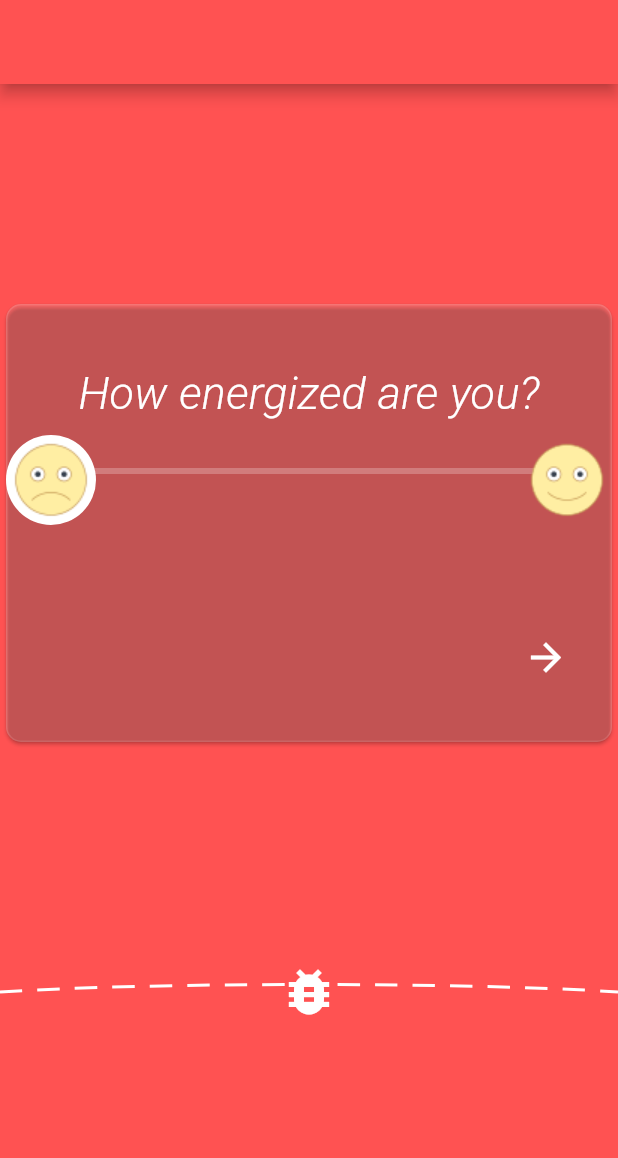
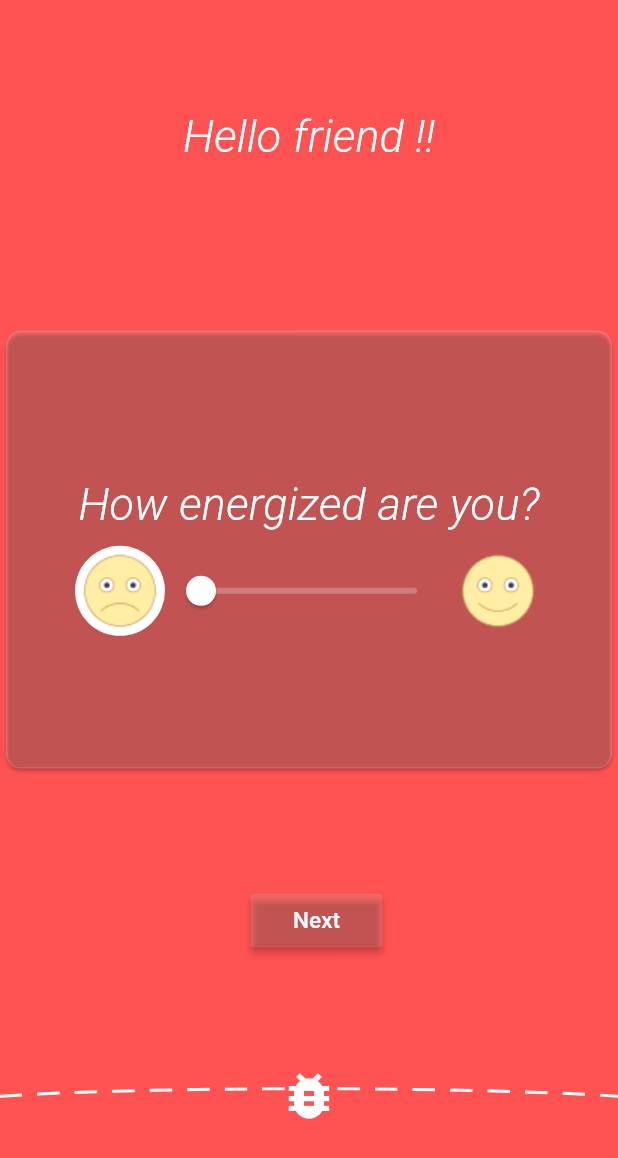
Before and after one commit to prabithasujith/MyBug, a Flutter app: the screen it shows after launch, on a phone screen of 412 x 824 dp. Shown: the top 1158 px of the screen. Run offline on Flutter 3.47's test engine with Material 2 defaults, Android fonts, the phone set to English and light mode, and no system bars; our stand-ins replace path_drawing.

Commit message:
Segregation into folders

```diff
--- a/mybug/lib/home_page_scale.dart
+++ /dev/null
@@ -1,180 +0,0 @@
-import 'package:flutter/material.dart';
-import 'package:mybug/idea_model.dart';
-import 'package:mybug/mood_selection.dart';
-import 'package:mybug/widgets/curvePainter.dart';
-
-class HomePageScale extends StatefulWidget {
-  @override
-  _HomePageScaleState createState() => _HomePageScaleState();
-}
-
-class _HomePageScaleState extends State<HomePageScale> {
-  static const String route = '\homePageScale';
-  double _isEnergized = 0.0;
-  double _isPleasant = 0.0;
-  bool _isFirstQuestion = true;
-  @override
-  Widget build(BuildContext context) {
-    return Scaffold(
-      appBar: AppBar(
-        backgroundColor: Colors.redAccent,
-      ),
-      backgroundColor: Colors.redAccent,
-      body: Column(
-        mainAxisAlignment: MainAxisAlignment.spaceEvenly,
-        children: <Widget>[
-          Center(
-            child: Container(
-              height: 300,
-              child: Card(
-                color: Colors.white12,
-                shape: RoundedRectangleBorder(
-                  side: BorderSide(color: Colors.white10, width: 1),
-                  borderRadius: BorderRadius.all(Radius.circular(10)),
-                ),
-                child: Column(
-                  mainAxisAlignment: MainAxisAlignment.spaceAround,
-                  children: <Widget>[
-                    Column(
-                      children: <Widget>[
-                        Container(
-                            margin: EdgeInsets.fromLTRB(0.0, 10, 0.0, 10.0),
-                            child: Text(
-                              _isFirstQuestion
-                                  ? 'How energized are you?'
-                                  : 'How pleasant are you?',
-                              style: Theme.of(context).textTheme.caption,
-                            )),
-                        Stack(
-                          children: <Widget>[
-                            Slider(
-                              value:
-                                  _isFirstQuestion ? _isEnergized : _isPleasant,
-                              onChanged: (value) {
-                                if (_isFirstQuestion)
-                                  _isEnergized = value;
-                                else
-                                  _isPleasant = value;
-                                setState(() {});
-                              },
-                              min: 0.0,
-                              max: 100,
-                              activeColor: Colors.white,
-                              inactiveColor: Colors.white24,
-                            ),
-                            Align(
-                              alignment: Alignment.centerLeft,
-                              child: CircleAvatar(
-                                backgroundColor: !((_isFirstQuestion)
-                                        ? _isEnergized < 50.0
-                                        : _isPleasant < 50.0)
-                                    ? Colors.transparent
-                                    : Colors.white,
-                                radius: 30,
-                                child: Image.asset(
-                                  'images/sad.png',
-                                  colorBlendMode: BlendMode.darken,
-                                ),
-                              ),
-                            ),
-                            Align(
-                                alignment: Alignment.centerRight,
-                                child: CircleAvatar(
-                                    backgroundColor: !((_isFirstQuestion)
-                                            ? _isEnergized > 50.0
-                                            : _isPleasant > 50.0)
-                                        ? Colors.transparent
-                                        : Colors.white,
-                                    radius: 30,
-                                    child: Image.asset('images/happy.png')))
-                          ],
-                        ),
-                      ],
-                    ),
-                    Align(
-                      alignment: Alignment.bottomCenter,
-                      child: Row(
-                        mainAxisAlignment: MainAxisAlignment.spaceBetween,
-                        crossAxisAlignment: CrossAxisAlignment.end,
-                        children: <Widget>[
-                          _isFirstQuestion
-                              ? SizedBox()
-                              : FlatButton(
-                                  onPressed: () {
-                                    _isFirstQuestion = true;
-                                    setState(() {});
-                                  },
-                                  splashColor: Colors.white,
-                                  child: Icon(
-                                    Icons.arrow_back,
-                                    color: Colors.white,
-                                    size: 30,
-                                  )),
-                          FlatButton(
-                              onPressed: () {
-                                if (_isFirstQuestion) {
-                                  _isFirstQuestion = false;
-                                  _isPleasant = 0.0;
-                                  setState(() {});
-                                } else {
-                                  if (_isEnergized < 50.0)
-                                    IdeasModel.energyLevel = EnergyScale.DULL;
-                                  else
-                                    IdeasModel.energyLevel =
-                                        EnergyScale.ENERGIZED;
-
-                                  if (_isPleasant < 50.0)
-                                    IdeasModel.pleasantLevel =
-                                        EnergyScale.UNPLEASANT;
-                                  else
-                                    IdeasModel.pleasantLevel =
-                                        EnergyScale.PLEASANT;
-
-                                  IdeasModel.generateUserEmotionList();
-                                  Navigator.of(context)
-                                      .pushNamed(MoodSelection.route);
-                                }
-                              },
-                              splashColor: Colors.white,
-                              child: Icon(
-                                Icons.arrow_forward,
-                                color: Colors.white,
-                                size: 30,
-                              ))
-                        ],
-                      ),
-                    )
-                  ],
-                ),
-              ),
-            ),
-          ),
-          Stack(
-            children: <Widget>[
-              Align(
-                alignment: Alignment.center,
-                child: Container(
-                  height: 40,
-                  child: CustomPaint(
-                    painter: CurvePainter(),
-                    child: Container(),
-                  ),
-                ),
-              ),
-              Align(
-                  alignment: Alignment.center,
-                  child: Hero(
-                    tag: 'myBug',
-                    child: Icon(
-                      Icons.bug_report,
-                      size: 40,
-                      color: Colors.white,
-                    ),
-                  ))
-            ],
-          )
-        ],
-      ),
-    );
-  }
-}
--- a/mybug/lib/main.dart
+++ b/mybug/lib/main.dart
@@ -1,9 +1,9 @@
 import 'package:flutter/material.dart';
-import 'package:mybug/activity_accepted.dart';
-import 'package:mybug/home_page_scale.dart';
-import 'package:mybug/mood_selection.dart';
+import 'package:mybug/screens/activity_accepted.dart';
+import 'package:mybug/screens/home_page_scale.dart';
+import 'package:mybug/screens/mood_selection.dart';
 
-import 'home_page.dart';
+import 'screens/home_page.dart';
 
 void main() => runApp(MyApp());
 
@@ -20,7 +20,10 @@ class MyApp extends StatelessWidget {
                   fontWeight: FontWeight.w300,
                   fontStyle: FontStyle.italic,
                   wordSpacing: 0.5,
-                  fontSize: 30))),
+                  fontSize: 30),
+
+                  button: TextStyle(color: Colors.white, fontSize: 15,fontWeight: FontWeight.w500)
+                  )),
       routes: {
         ActivityAccepted.route: (ctx) {
           return ActivityAccepted();
--- a/mybug/lib/idea_model.dart
+++ b/mybug/lib/models/idea_model.dart
@@ -45,13 +45,13 @@ class IdeasModel {
 
   static List<String> userEmotionsList = [];
   static var colors = [
-    Color(0xFFACECD5),
-    Color(0xFFFFF9AA),
-    Color(0xFFFFD5E8),
+    Color(0xFF11CE8A),
+    Color(0xFF537AD9),
+    Color(0xFF0198CF),
     Color(0xFF9A91AC),
-    Color(0xFFBCC7EE),
+    Color(0xFFCD5D5D),
     Color(0xFFAFD5AA),
-    Color(0xFFAFD5AA),
+    Color(0xFFE3A855),
   ];
   static var myMood = [
     'Happy',
--- a/mybug/lib/activity_accepted.dart
+++ b/mybug/lib/screens/activity_accepted.dart
@@ -1,5 +1,5 @@
 import 'package:flutter/material.dart';
-import 'package:mybug/idea_model.dart';
+import 'package:mybug/models/idea_model.dart';
 
 class ActivityAccepted extends StatefulWidget {
   static const String route = '/activityAccepted';
--- a/mybug/lib/home_page.dart
+++ b/mybug/lib/screens/home_page.dart
@@ -1,7 +1,6 @@
 import 'package:flutter/material.dart';
-import 'package:mybug/activity_accepted.dart';
-import 'package:mybug/idea_model.dart';
-import 'package:mybug/widgets/curvePainter.dart';
+import 'package:mybug/screens/activity_accepted.dart';
+import 'package:mybug/models/idea_model.dart';
 
 class MyHomePage extends StatefulWidget {
   static const String route = '/route';
@@ -44,7 +43,7 @@ class _MyHomePageState extends State<MyHomePage> with TickerProviderStateMixin {
     _activity = IdeasModel.generateQuestion(questionNumber);
 
     _controller = AnimationController(
-        vsync: this, duration: Duration(seconds: 2), upperBound: 100);
+        vsync: this, duration: Duration(seconds: 1), upperBound: 100);
 
     _iconController = AnimationController(
       vsync: this,
@@ -77,7 +76,6 @@ class _MyHomePageState extends State<MyHomePage> with TickerProviderStateMixin {
           decoration: BoxDecoration(color: _activity.color),
           child: Column(
             children: <Widget>[
-
               Stack(
                 children: <Widget>[
                   Row(
@@ -116,9 +114,7 @@ class _MyHomePageState extends State<MyHomePage> with TickerProviderStateMixin {
                             child: _animate
                                 ? Text('')
                                 : Text(
-
-                                        _activity.activitySuggestion
-                                        ,
+                                    _activity.activitySuggestion,
                                     textAlign: TextAlign.center,
                                     overflow: TextOverflow.fade,
                                     style: Theme.of(context).textTheme.caption,
--- /dev/null
+++ b/mybug/lib/screens/home_page_scale.dart
@@ -0,0 +1,180 @@
+import 'package:flutter/material.dart';
+import 'package:mybug/models/idea_model.dart';
+import 'package:mybug/screens/mood_selection.dart';
+import 'package:mybug/widgets/curvePainter.dart';
+
+class HomePageScale extends StatefulWidget {
+  @override
+  _HomePageScaleState createState() => _HomePageScaleState();
+}
+
+class _HomePageScaleState extends State<HomePageScale> {
+  static const String route = '\homePageScale';
+  double _isEnergized = 0.0;
+  double _isPleasant = 0.0;
+  bool _isFirstQuestion = true;
+  @override
+  Widget build(BuildContext context) {
+    return Scaffold(
+      backgroundColor: Colors.redAccent,
+      body: SafeArea(
+        child: Column(
+          mainAxisAlignment: MainAxisAlignment.spaceEvenly,
+          children: <Widget>[
+            Text('Hello friend !!\n ',
+                style: Theme.of(context).textTheme.caption),
+            Center(
+              child: Container(
+                height: 300,
+                child: Card(
+                  color: Colors.white12,
+                  shape: RoundedRectangleBorder(
+                    side: BorderSide(color: Colors.white10, width: 1),
+                    borderRadius: BorderRadius.all(Radius.circular(10)),
+                  ),
+                  child: Column(
+                    mainAxisAlignment: MainAxisAlignment.spaceAround,
+                    children: <Widget>[
+                      Column(
+                        children: <Widget>[
+                          Container(
+                              alignment: Alignment.center,
+                              margin: EdgeInsets.fromLTRB(0.0, 10, 0.0, 10.0),
+                              child: Text(
+                                _isFirstQuestion
+                                    ? 'How energized are you?'
+                                    : 'How pleasant are you\nfeeling?',
+                                style: Theme.of(context).textTheme.caption,
+                                textAlign: TextAlign.center,
+                              )),
+                          Row(
+                            mainAxisAlignment: MainAxisAlignment.center,
+                            children: <Widget>[
+                              Align(
+                                alignment: Alignment.centerLeft,
+                                child: CircleAvatar(
+                                  backgroundColor: !((_isFirstQuestion)
+                                          ? _isEnergized < 50.0
+                                          : _isPleasant < 50.0)
+                                      ? Colors.transparent
+                                      : Colors.white,
+                                  radius: 30,
+                                  child: Image.asset(
+                                    'images/sad.png',
+                                    colorBlendMode: BlendMode.darken,
+                                  ),
+                                ),
+                              ),
+                              Slider(
+                                value: _isFirstQuestion
+                                    ? _isEnergized
+                                    : _isPleasant,
+                                onChanged: (value) {
+                                  if (_isFirstQuestion)
+                                    _isEnergized = value;
+                                  else
+                                    _isPleasant = value;
+                                  setState(() {});
+                                },
+                                min: 0.0,
+                                max: 100,
+                                activeColor: Colors.white,
+                                inactiveColor: Colors.white24,
+                              ),
+                              Align(
+                                  alignment: Alignment.centerRight,
+                                  child: CircleAvatar(
+                                      backgroundColor: !((_isFirstQuestion)
+                                              ? _isEnergized > 50.0
+                                              : _isPleasant > 50.0)
+                                          ? Colors.transparent
+                                          : Colors.white,
+                                      radius: 30,
+                                      child: Image.asset('images/happy.png')))
+                            ],
+                          ),
+                        ],
+                      ),
+                    ],
+                  ),
+                ),
+              ),
+            ),
+            Align(
+              alignment: Alignment.bottomCenter,
+              child: Row(
+                mainAxisAlignment: MainAxisAlignment.center,
+                crossAxisAlignment: CrossAxisAlignment.end,
+                children: <Widget>[
+                  _isFirstQuestion
+                      ? SizedBox()
+                      : MaterialButton(
+                          color: Colors.white12,
+                          onPressed: () {
+                            _isFirstQuestion = true;
+                            setState(() {});
+                          },
+                          splashColor: Colors.white,
+                          child: Text('Previous',
+                              style: Theme.of(context).textTheme.button)),
+                  SizedBox(
+                    width: 10,
+                  ),
+                  MaterialButton(
+                      color: Colors.white12,
+                      onPressed: () {
+                        if (_isFirstQuestion) {
+                          _isFirstQuestion = false;
+                          _isPleasant = 0.0;
+                          setState(() {});
+                        } else {
+                          if (_isEnergized < 50.0)
+                            IdeasModel.energyLevel = EnergyScale.DULL;
+                          else
+                            IdeasModel.energyLevel = EnergyScale.ENERGIZED;
+
+                          if (_isPleasant < 50.0)
+                            IdeasModel.pleasantLevel = EnergyScale.UNPLEASANT;
+                          else
+                            IdeasModel.pleasantLevel = EnergyScale.PLEASANT;
+
+                          IdeasModel.generateUserEmotionList();
+                          Navigator.of(context).pushNamed(MoodSelection.route);
+                        }
+                      },
+                      splashColor: Colors.white,
+                      child: Text('Next',
+                          style: Theme.of(context).textTheme.button))
+                ],
+              ),
+            ),
+            Stack(
+              children: <Widget>[
+                Align(
+                  alignment: Alignment.center,
+                  child: Container(
+                    height: 40,
+                    child: CustomPaint(
+                      painter: CurvePainter(),
+                      child: Container(),
+                    ),
+                  ),
+                ),
+                Align(
+                    alignment: Alignment.center,
+                    child: Hero(
+                      tag: 'myBug',
+                      child: Icon(
+                        Icons.bug_report,
+                        size: 40,
+                        color: Colors.white,
+                      ),
+                    ))
+              ],
+            )
+          ],
+        ),
+      ),
+    );
+  }
+}
--- a/mybug/lib/mood_selection.dart
+++ b/mybug/lib/screens/mood_selection.dart
@@ -1,6 +1,6 @@
 import 'package:flutter/material.dart';
-import 'package:mybug/home_page.dart';
-import 'package:mybug/idea_model.dart';
+import 'package:mybug/screens/home_page.dart';
+import 'package:mybug/models/idea_model.dart';
 import 'package:mybug/widgets/curvePainter.dart';
 
 class MoodSelection extends StatefulWidget {
```
Also changed, not shown: mybug/images/bug.png (deleted), mybug/images/cake.png (deleted), mybug/images/cosmetics.png (deleted), mybug/images/drink.png (deleted), mybug/images/exercise.png (deleted), mybug/images/growth.png (deleted), mybug/images/images.png (deleted), mybug/images/nap.png (deleted), mybug/images/paint.png (deleted).
